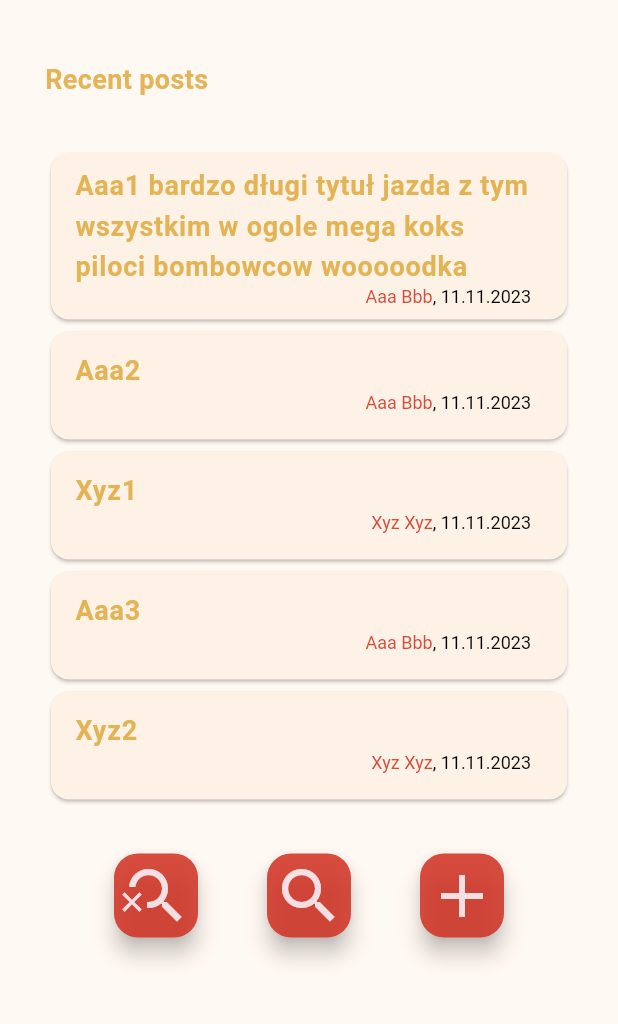
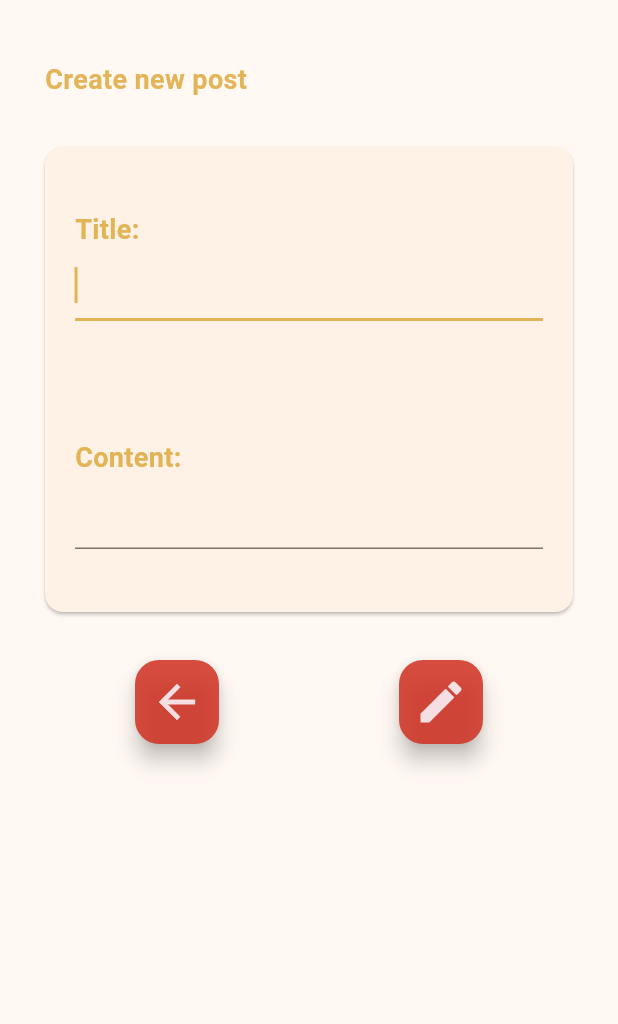
Before and after one commit to Przemo12121/YAFA, a Flutter app: the screen it shows once a user with an empty profile is signed in, after a tap on the "add" icon, on a phone screen of 412 x 824 dp, the part 84-1108 px from its top. Run offline on Flutter 3.47's test engine with Material 2 defaults, Android fonts, the light colour scheme and no system bars; our stand-ins replace firebase_auth, firebase_core, flutter_signin_button, google_sign_in, toast; accounts and stored records are empty; network calls fail.

Commit message:
added post

```diff
--- a/yafa/lib/layouts/main.dart
+++ b/yafa/lib/layouts/main.dart
@@ -36,8 +36,13 @@ class MainLayout extends StatelessWidget {
       appBar: AppBar(
         backgroundColor: Theme.of(context).colorScheme.primary,
         elevation: 5.0,
-        title: titleText),
-      body: body
+        title: titleText,
+        automaticallyImplyLeading: false,
+      ),
+      body: Container(
+        padding: const EdgeInsetsDirectional.fromSTEB(30, 40, 30, 0),
+        child: body
+      )
     );
   }
 }
--- a/yafa/lib/main.dart
+++ b/yafa/lib/main.dart
@@ -55,7 +55,7 @@ class YafaState extends State<Yafa> {
         floatingActionButtonTheme: FloatingActionButtonThemeData(
           backgroundColor: red,
           foregroundColor: white,
-          iconSize: 48
+          iconSize: 36
         ),
         elevatedButtonTheme: ElevatedButtonThemeData(
           style: ButtonStyle(
--- /dev/null
+++ b/yafa/lib/pages/add_post.dart
@@ -0,0 +1,87 @@
+import 'package:firebase_auth/firebase_auth.dart';
+import 'package:flutter/material.dart';
+import 'package:yafa/models/AccountModel.dart';
+import 'package:yafa/models/CommentModel.dart';
+import 'package:yafa/models/PostModel.dart';
+import 'package:yafa/sources/postSource.dart';
+import 'package:yafa/styles.dart';
+import 'package:toast/toast.dart';
+
+class AddPostPage extends StatelessWidget {
+  AddPostPage({super.key, required this.user});
+
+  final User user;
+  String _title = "";
+  String _content = "";
+
+  @override
+  Widget build(BuildContext context) {
+    ToastContext().init(context);
+
+    return Column(
+      crossAxisAlignment: CrossAxisAlignment.start,
+      children: [
+        Text("Create new post", style: listTitleTextStyle),
+        Card(
+          margin: const EdgeInsets.fromLTRB(0, 32, 0, 32),
+          child: Container(
+            width: 10000,
+            padding: const EdgeInsets.symmetric(vertical: 42, horizontal: 20),
+            child: Column(
+              crossAxisAlignment: CrossAxisAlignment.start,
+              children: [
+                Text("Title:", style: postTitleTextStyle),
+                TextField(autofocus: true, onChanged: (value) => _title = value),
+                Container(height: 78),
+                Text("Content:", style: postTitleTextStyle),
+                TextField(onChanged: (value) => _content = value),
+              ],
+            ),
+          )
+        ),
+        Row(
+          mainAxisAlignment: MainAxisAlignment.spaceAround,
+          children: [
+            FloatingActionButton(
+              heroTag: 'back_btn',
+              child: const Icon(Icons.arrow_back),
+              onPressed: () => Navigator.pop(context, false)
+            ),
+            FloatingActionButton(
+              heroTag: 'create_btn',
+              child: const Icon(Icons.create),
+              onPressed: () => _handleSubmit(context)
+            ),
+          ],
+        ),
+      ]
+    );
+  }
+
+  void _handleSubmit(BuildContext context) {
+    if (_title.isEmpty) {
+      Toast.show(
+        "Title cannot be empty.",
+        backgroundColor: orange,
+        textStyle: subTextStyle,
+        gravity: Toast.bottom,
+        duration: 2
+      );
+      return;
+    }
+
+    savePost(
+      PostModel(
+        author: AccountModel(
+          displayName: user.displayName,
+          email: user.email!
+        ),
+        title: _title,
+        content: _content,
+        comments: <CommentModel>[],
+        addedAt: DateTime.now()
+      )
+    );
+    Navigator.pop(context, true);
+  }
+}
--- a/yafa/lib/pages/home.dart
+++ b/yafa/lib/pages/home.dart
@@ -1,9 +1,9 @@
 import 'package:firebase_auth/firebase_auth.dart';
 import 'package:flutter/gestures.dart';
 import 'package:flutter/material.dart';
-import 'package:yafa/firebase_utils.dart';
-import 'package:yafa/models/AccountModel.dart';
+import 'package:yafa/layouts/main.dart';
 import 'package:yafa/models/PostModel.dart';
+import 'package:yafa/pages/add_post.dart';
 import 'package:yafa/sources/postSource.dart';
 import 'package:yafa/styles.dart';
 
@@ -27,9 +27,7 @@ class HomePageState extends State<HomePage> {
     List<PostModel> posts = getPosts(search);
     var title = _pickTitle(search, user);
 
-    // TODO: add return button
     return ListView(
-        padding: const EdgeInsetsDirectional.symmetric(vertical: 40, horizontal: 30),
         scrollDirection: Axis.vertical,
         children: [
           Container(child: title, margin: const EdgeInsets.fromLTRB(0, 0, 0, 32)),
@@ -40,6 +38,7 @@ class HomePageState extends State<HomePage> {
               mainAxisAlignment: MainAxisAlignment.spaceEvenly,
               children: [
                 FloatingActionButton(
+                  heroTag: 'clear_search_btn',
                   onPressed: () {
                     setState(() {
                       search = null;
@@ -48,6 +47,7 @@ class HomePageState extends State<HomePage> {
                   child: const Icon(Icons.search_off),
                 ),
                 FloatingActionButton(
+                  heroTag: 'search_btn',
                   onPressed: () {
                     // TODO: search by author email
                     // setState(() {
@@ -57,11 +57,23 @@ class HomePageState extends State<HomePage> {
                   child: const Icon(Icons.search),
                 ),
                 FloatingActionButton(
-                  onPressed: () {
-                    // TODO: add post
-                    // setState(() {
-                    //   search = null;
-                    // });
+                  heroTag: 'add_post_btn',
+                  onPressed: () async {
+                    bool postAdded = await Navigator.push(
+                      context,
+                      MaterialPageRoute(
+                        builder: (context) => MainLayout(
+                        title: 'YAFA - Yet Another Forum App',
+                        body: AddPostPage(user: user),
+                        user: user)
+                      )
+                    );
+
+                    if (postAdded && (search == null || search!.isEmpty || search == user.email)) {
+                      setState(() {
+                        search = search;
+                      });
+                    }
                   },
                   child: const Icon(Icons.add),
                 )
--- a/yafa/lib/sources/postSource.dart
+++ b/yafa/lib/sources/postSource.dart
@@ -14,3 +14,8 @@ List<PostModel> getPosts(String? search) {
     ? _posts
     : _posts.where((p) => p.author.email == search).toList();
 }
+
+
+void savePost(PostModel post) {
+  _posts.add(post);
+}
--- a/yafa/pubspec.yaml
+++ b/yafa/pubspec.yaml
@@ -40,6 +40,7 @@ dependencies:
   firebase_ui_oauth_google: ^1.2.13
   flutter_signin_button:
   google_sign_in: ^6.1.5
+  toast: ^0.2.9
 
 dev_dependencies:
   flutter_test:
```
Also changed, not shown: yafa/lib/components/StyledContainer.dart (line endings or trailing spaces), yafa/lib/firebase_options.dart, yafa/lib/firebase_utils.dart (line endings or trailing spaces), yafa/lib/models/AccountModel.dart (line endings or trailing spaces), yafa/lib/models/CommentModel.dart (line endings or trailing spaces), yafa/lib/models/PostModel.dart (line endings or trailing spaces), yafa/lib/pages/login.dart (line endings or trailing spaces), yafa/lib/styles.dart (line endings or trailing spaces), yafa/pubspec.lock, 4 other files.
